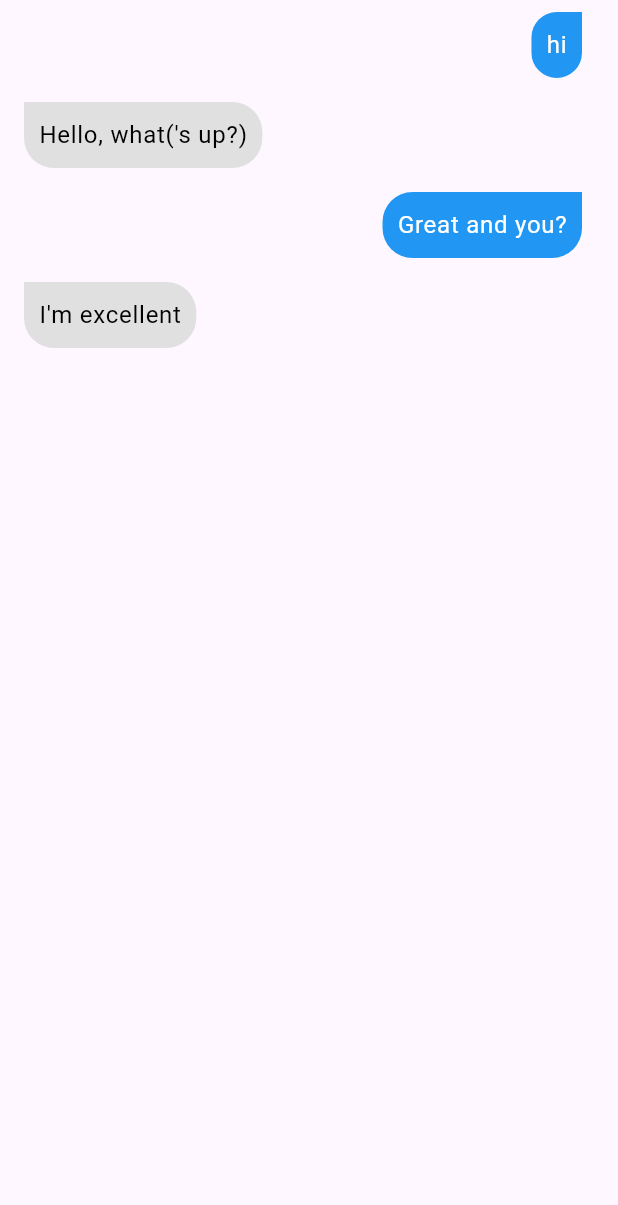
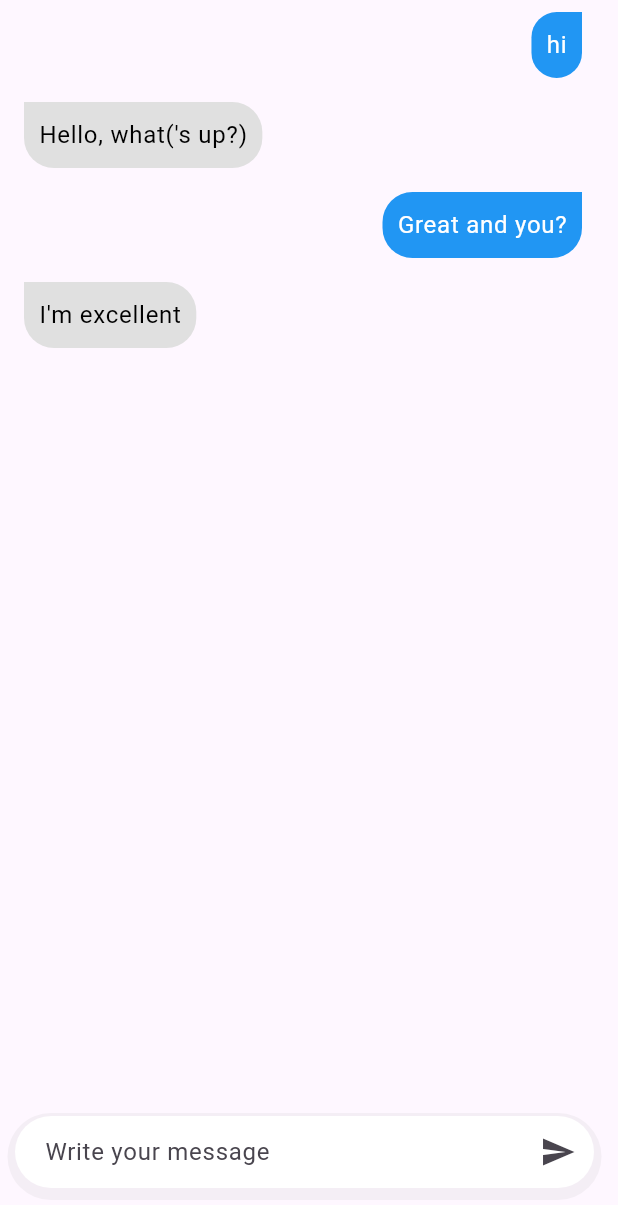
Before and after one commit to najjouj/geminichat, a Flutter app: the screen it shows after launch, on a phone screen of 412 x 824 dp. Shown: the top 1205 px of the screen. Run offline on Flutter 3.47's test engine with Material 3 defaults, Android fonts, the phone set to English and light mode, and no system bars.

Commit message:
user input

```diff
--- a/lib/my_home_page.dart
+++ b/lib/my_home_page.dart
@@ -9,6 +9,7 @@
 }
 
 class _MyHomePageState extends State<MyHomePage> {
+  final TextEditingController _inputController = TextEditingController();
   final List<Message> _messages = [
     Message(isUser: true, text: "hi"),
     Message(isUser: false, text: "Hello, what('s up?)"),
@@ -27,32 +28,70 @@
                   final message = _messages[index];
                   return ListTile(
                     title: Align(
-                      alignment: message.isUser ? Alignment.centerRight:Alignment.centerLeft,
+                      alignment: message.isUser
+                          ? Alignment.centerRight
+                          : Alignment.centerLeft,
                       child: Container(
                           padding: EdgeInsets.all(10),
                           decoration: BoxDecoration(
-                          color:message.isUser? Colors.blue:Colors.grey[300],
-
-                          borderRadius: message.isUser ? BorderRadius.only(
+                              color: message.isUser
+                                  ? Colors.blue
+                                  : Colors.grey[300],
+                              borderRadius: message.isUser
+                                  ? BorderRadius.only(
                                       topLeft: Radius.circular(20),
                                       bottomRight: Radius.circular(20),
-                            bottomLeft: Radius.circular(20)
-                          ):BorderRadius.only(
+                                      bottomLeft: Radius.circular(20))
+                                  : BorderRadius.only(
                                       topRight: Radius.circular(20),
                                       bottomRight: Radius.circular(20),
-                            bottomLeft: Radius.circular(20)
-                          )
-                        ),
-                        child: Text(message.text,
+                                      bottomLeft: Radius.circular(20))),
+                          child: Text(
+                            message.text,
                             style: TextStyle(
-                          color: message.isUser? Colors.white: Colors.black
-                        ),
+                                color: message.isUser
+                                    ? Colors.white
+                                    : Colors.black),
                           )),
                     ),
                   );
                 }),
           ),
           //user input
+          Padding(
+            padding: const EdgeInsets.only(bottom: 32,top:16,right:16),
+            child: Container(margin: EdgeInsets.only(left: 10),
+              decoration: BoxDecoration(
+                color: Colors.white,
+                borderRadius: BorderRadius.circular(32),
+                boxShadow: [
+                  BoxShadow(
+                    color: Colors.grey.withOpacity(.1),
+                    spreadRadius: 5,
+                    offset: Offset(0,3)
+                  )
+                ]
+              ),
+              child: Row(
+                children: [
+                  Expanded(
+                    child: TextField(
+                      controller: _inputController,
+                      decoration: InputDecoration(
+                        hintText: "Write your message",
+                        border: InputBorder.none,
+                        contentPadding: EdgeInsets.symmetric(horizontal: 20)
+                      ),
+                    ),
+                  ),
+                  SizedBox(
+                    width: 8,
+                  ),
+                  IconButton(onPressed: () {}, icon: Icon(Icons.send))
+                ],
+              ),
+            ),
+          ),
         ],
       ),
     );
```
Lines whose indentation alone changed are shown as unchanged.
